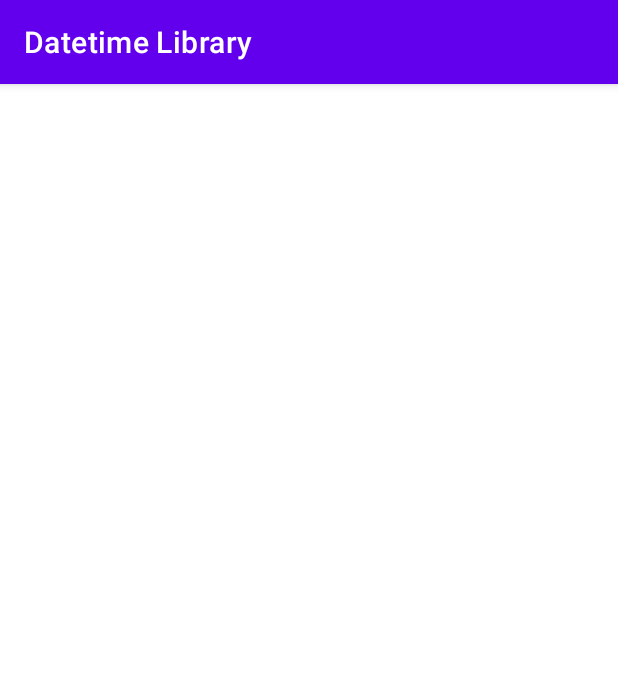
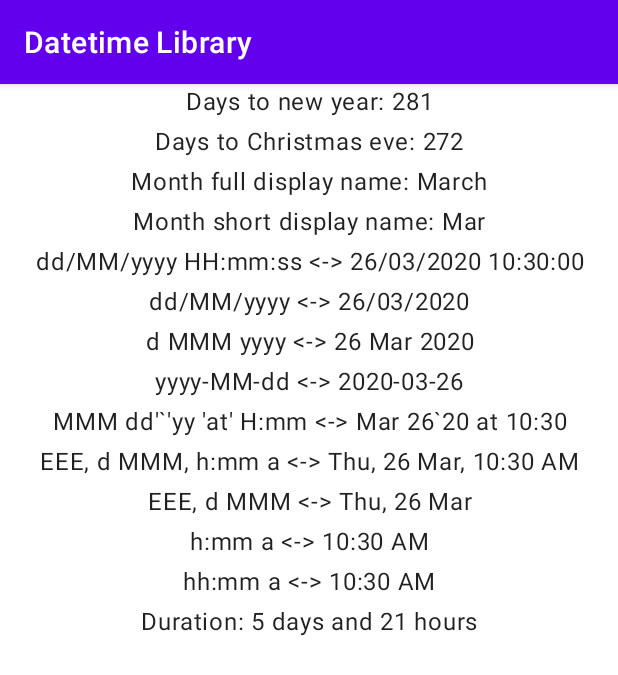
Before and after one commit to li2/android-datetime, an Android app: the screen it shows after launch (MainActivity), on a phone screen of 412 x 824 dp. Shown: the top 675 px of the screen. Run offline under Robolectric (Android 15) with nearby library versions, the phone set to English and light mode, and no system bars; our stand-ins replace Timber, data binding; libraries missing offline, so code that uses them is left out: com.jakewharton.threetenabp; 1 statement that could not run was skipped.

Commit message:
Added utils function and sample

```diff
--- a/app/src/main/java/me/li2/android/datetimesample/MainActivity.kt
+++ b/app/src/main/java/me/li2/android/datetimesample/MainActivity.kt
@@ -1,11 +1,53 @@
 package me.li2.android.datetimesample
 
 import android.os.Bundle
+import android.widget.TextView
 import androidx.appcompat.app.AppCompatActivity
+import com.jakewharton.threetenabp.AndroidThreeTen
+import me.li2.android.datetime.*
+import me.li2.android.datetime.Calculator.daysToChristmasEve
+import me.li2.android.datetime.Calculator.daysToNewYear
+import me.li2.android.datetime.Calculator.durationInDaysAndHours
+import org.threeten.bp.LocalDate
+import org.threeten.bp.LocalDateTime
 
 class MainActivity : AppCompatActivity() {
     override fun onCreate(savedInstanceState: Bundle?) {
         super.onCreate(savedInstanceState)
         setContentView(R.layout.activity_main)
+        findViewById<TextView>(R.id.resultTextView).text = demo()
+    }
+
+    private fun demo(): String {
+        AndroidThreeTen.init(this)
+
+        val builder = StringBuilder()
+        builder.appendln("Days to new year: ${daysToNewYear()}")
+        builder.appendln("Days to Christmas eve: ${daysToChristmasEve()}")
+        builder.appendln("Month full display name: ${LocalDate.now().month.fullDisplayName()}")
+        builder.appendln("Month short display name: ${LocalDate.now().month.shortDisplayName()}")
+
+        LocalDateTime.now().toIsoLocalDateTimeString().toIsoLocalDateTime()?.let { now ->
+            listOf(
+                    "dd/MM/yyyy HH:mm:ss",   // 08/10/2019 14:36:42
+                    "dd/MM/yyyy",            // 08/10/2019
+                    "d MMM yyyy",            // 8 Oct 2019
+                    "yyyy-MM-dd",            // 2019-10-08
+                    "MMM dd'`'yy 'at' H:mm", // Oct 08'10 at 14:36
+                    "EEE, d MMM, h:mm a",    // Thu, 21 Aug, 5:21 am
+                    "EEE, d MMM",            // Thu, 21 Aug
+                    "h:mm a",                // 5:21 am
+                    "hh:mm a"                // 05:21 am
+            ).forEach { pattern ->
+                builder.appendln("$pattern <-> ${now.toStringWithPattern(pattern)}")
+            }
+        }
+
+        val durationInDaysAndHours = durationInDaysAndHours(this,
+                LocalDateTime.now(),
+                LocalDateTime.now().plusDays(5).plusHours(21))
+        builder.appendln("Duration: $durationInDaysAndHours")
+
+        return builder.toString()
     }
 }
--- a/datetime/build.gradle
+++ b/datetime/build.gradle
@@ -44,7 +44,7 @@ dependencies {
     androidTestImplementation "androidx.test.espresso:espresso-core:$rootProject.vAndroidxTestEspresso"
 
     // Date-Time
-    implementation "com.jakewharton.threetenabp:threetenabp:$rootProject.vThreetenabp"
+    api "com.jakewharton.threetenabp:threetenabp:$rootProject.vThreetenabp"
 
     //Timber
     implementation "com.jakewharton.timber:timber:$rootProject.vTimber"
--- /dev/null
+++ b/datetime/src/main/java/me/li2/android/datetime/Calculator.kt
@@ -0,0 +1,42 @@
+package me.li2.android.datetime
+
+import android.content.Context
+import org.threeten.bp.Duration
+import org.threeten.bp.LocalDate
+import org.threeten.bp.LocalDateTime
+import org.threeten.bp.Month
+import org.threeten.bp.temporal.ChronoUnit
+
+object Calculator {
+    private val NOW
+        get() = LocalDateTime.now()
+
+    private val CHRISTMAS_EVE
+        get() = LocalDateTime.of(LocalDate.now().year, Month.DECEMBER, 24, 0, 0)
+
+    private val NEW_YEAR
+        get() = NOW.plusYears(1).withDayOfYear(1)
+
+    fun daysToNewYear(): Long = ChronoUnit.DAYS.between(NOW, NEW_YEAR)
+
+    fun daysToChristmasEve(): Long = ChronoUnit.DAYS.between(NOW, CHRISTMAS_EVE)
+
+    fun durationInDaysAndHours(from: LocalDateTime, to: LocalDateTime): Pair<Int, Int> {
+        val duration = Duration.between(from, to)
+        val days = duration.toDays()
+        val hours = duration.toHours() % 24 + if (duration.toMinutes() % 60 > 0) 1 else 0
+        return Pair(days.toInt(), hours.toInt())
+    }
+
+    /** Return duration in formatted x days and y hours*/
+    fun durationInDaysAndHours(context: Context, from: LocalDateTime, to: LocalDateTime): String {
+        val (days, hours) = durationInDaysAndHours(from, to)
+        val daysWithUnit = context.resources.getQuantityString(R.plurals.datetimeLib_days, days, days)
+        val hoursWithUnit = context.resources.getQuantityString(R.plurals.datetimeLib_hours, hours, hours)
+        return when {
+            days > 0 && hours > 0 -> "$daysWithUnit and $hoursWithUnit"
+            days > 0 && hours == 0 -> daysWithUnit
+            else -> hoursWithUnit
+        }
+    }
+}
--- /dev/null
+++ b/datetime/src/main/java/me/li2/android/datetime/Formatter.kt
@@ -0,0 +1,45 @@
+package me.li2.android.datetime
+
+import org.threeten.bp.LocalDateTime
+import org.threeten.bp.Month
+import org.threeten.bp.format.DateTimeFormatter
+import org.threeten.bp.format.TextStyle
+import timber.log.Timber.e
+import java.util.*
+
+/*
+RFC stands for Request For Comment. RFC is a formal document from the Internet Engineering Task Force (IETF)
+ that is the result of committee drafting and subsequent review by interested parties.
+
+ - “Z”: stands for Zero timezone (UTC+0). Or equal to +00:00 in the RFC 3339.
+ - RFC 3339 is following the ISO 8601 DateTime format. The only difference is RFC allows us to replace “T” with “space”.
+
+ https://medium.com/easyread/understanding-about-rfc-3339-for-datetime-formatting-in-software-engineering-940aa5d5f68a
+ */
+private const val RFC_DATE_TIME_PATTERN = "EEE, d MMM h:mma"
+private const val ISO_LOCAL_DATE_TIME_PATTERN = "yyyy-MM-dd'T'HH:mm:ss"
+
+fun LocalDateTime.toStringWithPattern(pattern: String): String {
+    return try {
+        this.format(DateTimeFormatter.ofPattern(pattern))
+    } catch (exception: Exception) {
+        e(exception, "failed to format datetime: $this with pattern: $pattern")
+        this.toString()
+    }
+}
+
+fun LocalDateTime.toRfcDateTimeString() = this
+        .toStringWithPattern(RFC_DATE_TIME_PATTERN)
+        .replace("AM", "am")
+        .replace("PM", "pm")
+
+fun LocalDateTime.toIsoLocalDateTimeString() = this
+        .toStringWithPattern(ISO_LOCAL_DATE_TIME_PATTERN)
+
+fun Month.fullDisplayName(): String {
+    return getDisplayName(TextStyle.FULL, Locale.getDefault())
+}
+
+fun Month.shortDisplayName(): String {
+    return getDisplayName(TextStyle.SHORT, Locale.getDefault())
+}
--- /dev/null
+++ b/datetime/src/main/java/me/li2/android/datetime/Parser.kt
@@ -0,0 +1,19 @@
+package me.li2.android.datetime
+
+import org.threeten.bp.LocalDateTime
+import org.threeten.bp.format.DateTimeFormatter
+import org.threeten.bp.format.DateTimeParseException
+import timber.log.Timber
+
+fun String?.toIsoLocalDateTime(): LocalDateTime? {
+    if (this == null) return null
+    return try {
+        LocalDateTime.parse(this, DateTimeFormatter.ISO_LOCAL_DATE_TIME)
+    } catch (exception: DateTimeParseException) {
+        Timber.e(
+            exception,
+            "failed parse datetime string: $this with pattern ${DateTimeFormatter.ISO_LOCAL_DATE_TIME}"
+        )
+        null
+    }
+}
--- /dev/null
+++ b/datetime/src/main/res/values/strings.xml
@@ -0,0 +1,12 @@
+<?xml version="1.0" encoding="utf-8"?>
+<resources>
+    <plurals name="datetimeLib_days">
+        <item quantity="one">1 day</item>
+        <item quantity="other">%d days</item>
+    </plurals>
+
+    <plurals name="datetimeLib_hours">
+        <item quantity="one">1 hour</item>
+        <item quantity="other">%d hours</item>
+    </plurals>
+</resources>
```
Also changed, not shown: datetime/src/main/java/me/li2/android/datetime/LocalDateTimeExtensions.kt (added, +25 -0 lines).
